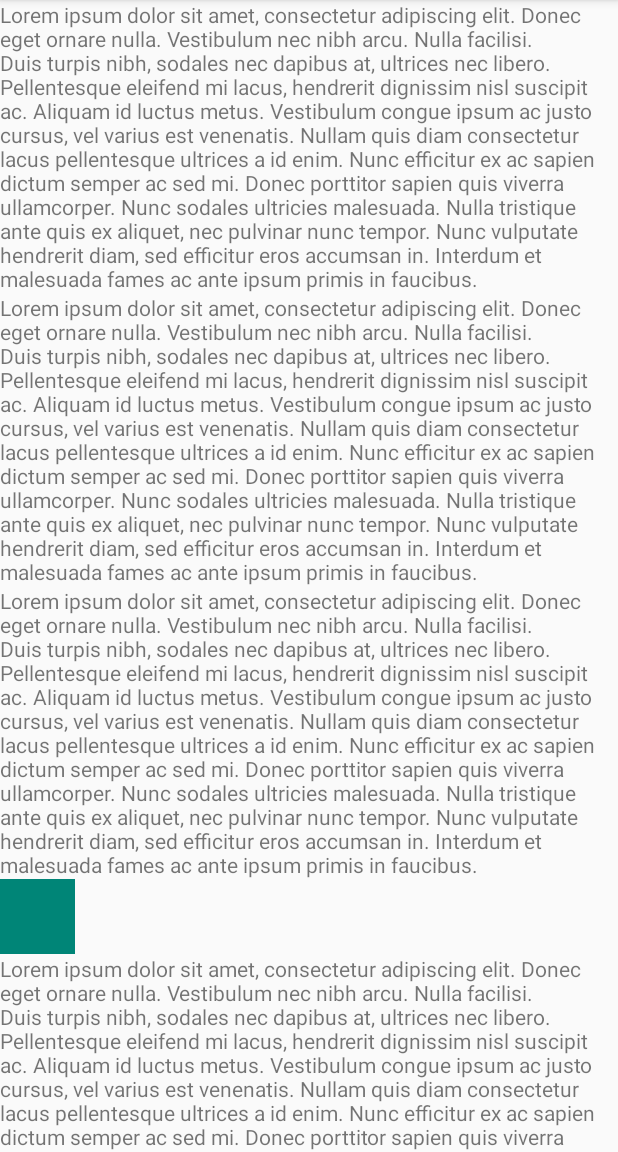
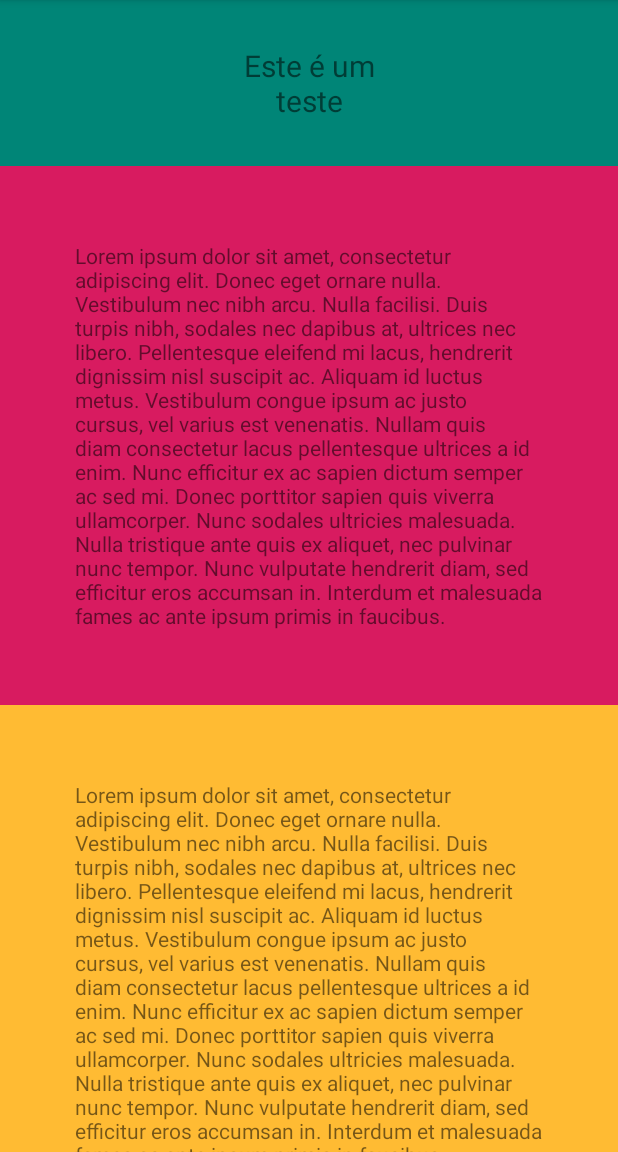
Before and after one commit to lucashenriqueos/Playground, an Android app: the screen it shows after launch (MainActivity), on a phone screen of 412 x 824 dp, the part 84-1236 px from its top. Run offline under Robolectric (Android 15) with nearby library versions, the phone set to English and light mode, and no system bars; our stand-ins replace data binding.

Commit message:
created an overlapping layout and resizing text on scroll

```diff
--- a/app/src/main/java/com/lucashos/playground/MainActivity.kt
+++ b/app/src/main/java/com/lucashos/playground/MainActivity.kt
@@ -8,7 +8,7 @@ class MainActivity : AppCompatActivity() {
     override fun onCreate(savedInstanceState: Bundle?) {
         super.onCreate(savedInstanceState)
         setContentView(R.layout.activity_main)
-        supportFragmentManager.beginTransaction().add(R.id.holder, AnimationOnScrollingFragment.newInstance()).commit()
+        supportFragmentManager.beginTransaction().add(R.id.holder, OverlapFragment.newInstance()).commit()
     }
 
 }
--- /dev/null
+++ b/app/src/main/java/com/lucashos/playground/OverlapFragment.kt
@@ -0,0 +1,71 @@
+package com.lucashos.playground
+
+import android.os.Bundle
+import android.util.TypedValue
+import android.view.LayoutInflater
+import android.view.View
+import android.view.ViewGroup
+import android.widget.FrameLayout
+import android.widget.TextView
+import androidx.core.widget.NestedScrollView
+import androidx.databinding.DataBindingUtil
+import androidx.fragment.app.Fragment
+import com.lucashos.playground.databinding.FragmentOverlapBinding
+import kotlin.math.abs
+
+class OverlapFragment : Fragment() {
+
+    lateinit var binding: FragmentOverlapBinding
+    var backgroundViewHeight = 0
+    var originalTextSize = 0f
+
+    companion object {
+        fun newInstance(): OverlapFragment = OverlapFragment()
+    }
+
+    override fun onCreateView(inflater: LayoutInflater, container: ViewGroup?, savedInstanceState: Bundle?): View? {
+        binding = DataBindingUtil.inflate(inflater, R.layout.fragment_overlap, container, false)
+        resizeScrollView()
+//        addFadeOutOnScrolling()
+        addTextResizeOnScrolling()
+        return binding.root
+    }
+
+    private fun addFadeOutOnScrolling() {
+        binding.scroll.setOnScrollChangeListener { v: NestedScrollView?, scrollX: Int, scrollY: Int, oldScrollX: Int, oldScrollY: Int ->
+            fadeView(oldScrollY - scrollY, binding.background)
+        }
+    }
+
+    private fun addTextResizeOnScrolling() {
+        binding.scroll.setOnScrollChangeListener { v: NestedScrollView?, scrollX: Int, scrollY: Int, oldScrollX: Int, oldScrollY: Int ->
+            resizeText(oldScrollY - scrollY, binding.background)
+        }
+    }
+
+    private fun resizeScrollView() {
+        binding.root.viewTreeObserver.addOnGlobalLayoutListener {
+            val layoutParams = FrameLayout.LayoutParams(FrameLayout.LayoutParams.MATCH_PARENT, FrameLayout.LayoutParams.MATCH_PARENT)
+            if (backgroundViewHeight == 0) backgroundViewHeight = binding.background.height
+            layoutParams.topMargin = backgroundViewHeight
+            binding.scrollContent.layoutParams = layoutParams
+        }
+    }
+
+    private fun fadeView(scrollValue: Int, view: View) {
+        val fadingBias = 1 / backgroundViewHeight.toFloat()
+        var alpha = abs(view.alpha + scrollValue * fadingBias)
+        if (alpha < 0) alpha = 0f
+        if (alpha > 1) alpha = 1f
+        view.alpha = alpha
+    }
+
+    private fun resizeText(scrollValue: Int, view: TextView) {
+        if (originalTextSize == 0f) originalTextSize = binding.background.textSize
+        val resizingBias = originalTextSize / backgroundViewHeight.toFloat()
+        var textSize = abs(view.textSize + scrollValue * resizingBias)
+        if (textSize < 0) textSize = 0f
+        if (textSize > originalTextSize) textSize = originalTextSize
+        view.setTextSize(TypedValue.COMPLEX_UNIT_PX, textSize)
+    }
+}
--- /dev/null
+++ b/app/src/main/res/layout/fragment_overlap.xml
@@ -0,0 +1,67 @@
+<?xml version="1.0" encoding="utf-8"?>
+<layout xmlns:android="http://schemas.android.com/apk/res/android"
+    xmlns:app="http://schemas.android.com/apk/res-auto">
+
+    <androidx.constraintlayout.widget.ConstraintLayout
+        android:layout_height="match_parent"
+        android:layout_width="match_parent"
+        android:background="@color/colorPrimary">
+
+        <TextView
+            android:id="@+id/background"
+            android:layout_width="wrap_content"
+            android:layout_height="wrap_content"
+            android:padding="30dp"
+            android:text="Este é um\nteste"
+            android:textSize="20sp"
+            android:textAlignment="center"
+            app:layout_constraintTop_toTopOf="parent"
+            app:layout_constraintStart_toStartOf="parent"
+            app:layout_constraintEnd_toEndOf="parent"/>
+
+            <androidx.core.widget.NestedScrollView
+                android:id="@+id/scroll"
+                android:layout_width="match_parent"
+                android:layout_height="match_parent">
+
+                <androidx.constraintlayout.widget.ConstraintLayout
+                    android:id="@+id/scroll_content"
+                    android:layout_width="match_parent"
+                    android:layout_height="match_parent">
+
+                    <TextView
+                        android:id="@+id/texto1"
+                        android:layout_width="match_parent"
+                        android:layout_height="wrap_content"
+                        android:background="@color/colorAccent"
+                        android:padding="50dp"
+                        android:text="@string/lorem_gg"
+                        app:layout_constraintTop_toTopOf="parent"
+                        app:layout_constraintStart_toStartOf="parent" />
+
+                    <TextView
+                        android:id="@+id/texto2"
+                        android:layout_width="match_parent"
+                        android:layout_height="wrap_content"
+                        android:background="@android:color/holo_orange_light"
+                        android:padding="50dp"
+                        android:text="@string/lorem_gg"
+                        app:layout_constraintTop_toBottomOf="@id/texto1"
+                        app:layout_constraintStart_toStartOf="parent" />
+
+
+                    <TextView
+                        android:id="@+id/texto3"
+                        android:layout_width="match_parent"
+                        android:layout_height="wrap_content"
+                        android:background="@android:color/holo_blue_bright"
+                        android:padding="50dp"
+                        android:text="@string/lorem_gg"
+                        app:layout_constraintTop_toBottomOf="@id/texto2"
+                        app:layout_constraintStart_toStartOf="parent" />
+
+
+                </androidx.constraintlayout.widget.ConstraintLayout>
+            </androidx.core.widget.NestedScrollView>
+    </androidx.constraintlayout.widget.ConstraintLayout>
+</layout>
```
